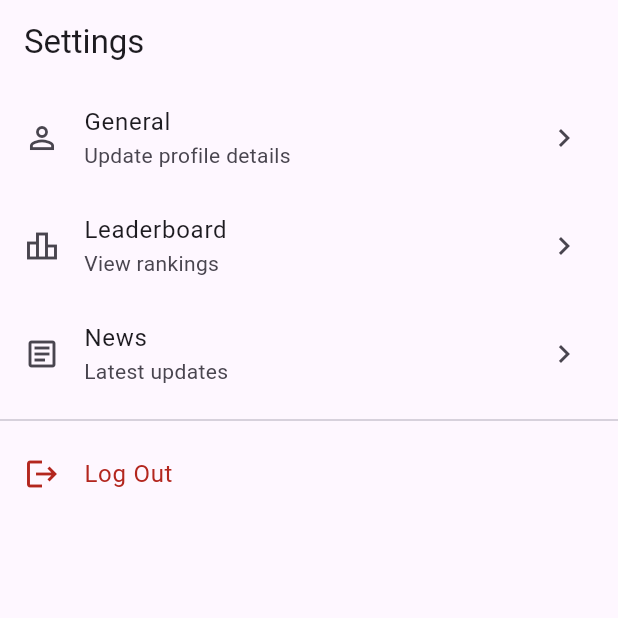
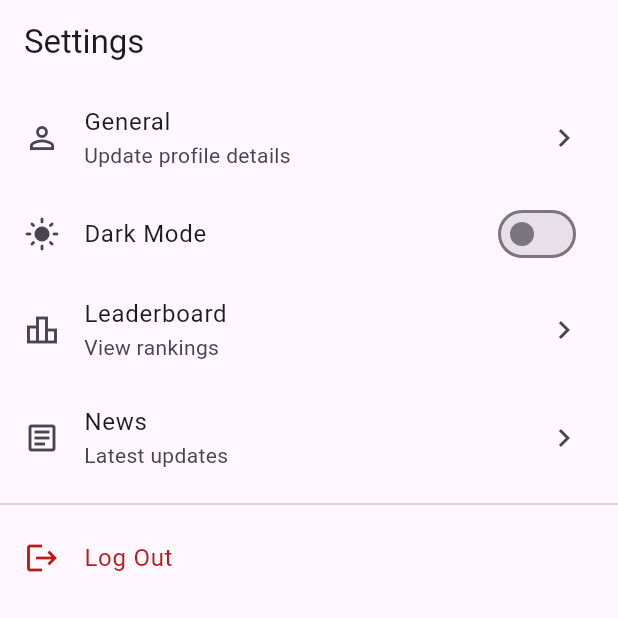
Before and after one commit to Uvilager/mvp-fe, a Flutter app: the SettingsScreen screen opened by its route, on a phone screen of 412 x 824 dp, the top half of it. Run offline on Flutter 3.47's test engine with Material 3 defaults, Android fonts, the phone set to English and light mode, and no system bars; our stand-ins replace dio, flutter_riverpod, flutter_secure_storage, freezed_annotation, go_router, riverpod_annotation and 1 more; accounts and stored records are empty; generated files the repository leaves out were written again.

Commit message:
feat: Implement theme management with dark mode toggle and persistence using shared preferences

```diff
--- /dev/null
+++ b/lib/core/theme/app_theme.dart
@@ -0,0 +1,27 @@
+import 'package:flutter/material.dart';
+
+class AppTheme {
+  static final ThemeData lightTheme = ThemeData(
+    brightness: Brightness.light,
+    primarySwatch: Colors.deepPurple, // Or use ColorScheme.fromSeed
+    colorScheme: ColorScheme.fromSeed(
+      seedColor: Colors.deepPurple,
+      brightness: Brightness.light,
+    ),
+    useMaterial3: true,
+    // Add other light theme customizations here
+  );
+
+  static final ThemeData darkTheme = ThemeData(
+    brightness: Brightness.dark,
+    primarySwatch: Colors.deepPurple, // Or use ColorScheme.fromSeed
+    colorScheme: ColorScheme.fromSeed(
+      seedColor: Colors.deepPurple,
+      brightness: Brightness.dark,
+    ),
+    useMaterial3: true,
+    // Add other dark theme customizations here
+    // Example: Different scaffold background color
+    // scaffoldBackgroundColor: Colors.grey[900],
+  );
+}
--- a/lib/features/settings/presentation/screens/settings_screen.dart
+++ b/lib/features/settings/presentation/screens/settings_screen.dart
@@ -1,12 +1,16 @@
 import 'package:flutter/material.dart';
 import 'package:flutter_riverpod/flutter_riverpod.dart';
 import 'package:go_router/go_router.dart'; // Import go_router
+import 'package:mvp_fe/core/providers/theme_provider.dart'; // Import theme provider
 
 class SettingsScreen extends ConsumerWidget {
   const SettingsScreen({super.key});
 
   @override
   Widget build(BuildContext context, WidgetRef ref) {
+    // Watch the theme provider state
+    final themeModeAsyncValue = ref.watch(themeNotifierProvider);
+
     return Scaffold(
       appBar: AppBar(title: const Text('Settings')),
       body: ListView(
@@ -21,6 +25,46 @@ class SettingsScreen extends ConsumerWidget {
               context.push('/settings/general');
             },
           ),
+          // --- Add Theme Toggle Switch ---
+          themeModeAsyncValue.when(
+            data: (currentMode) {
+              // Determine if dark mode is active (consider system setting)
+              bool isDarkMode;
+              if (currentMode == ThemeMode.system) {
+                // If system, check the platform brightness
+                isDarkMode =
+                    MediaQuery.platformBrightnessOf(context) == Brightness.dark;
+              } else {
+                // Otherwise, use the explicit setting
+                isDarkMode = currentMode == ThemeMode.dark;
+              }
+
+              return SwitchListTile(
+                title: const Text('Dark Mode'),
+                value: isDarkMode,
+                onChanged: (bool value) {
+                  // Toggle the theme explicitly between light and dark
+                  ref.read(themeNotifierProvider.notifier).toggleTheme();
+                },
+                secondary: Icon(
+                  isDarkMode ? Icons.dark_mode : Icons.light_mode,
+                ),
+              );
+            },
+            loading:
+                () => const ListTile(
+                  title: Text('Dark Mode'),
+                  leading: CircularProgressIndicator(),
+                ),
+            error: (err, stack) {
+              print('Error loading theme: $err');
+              return ListTile(
+                title: const Text('Dark Mode'),
+                subtitle: Text('Error loading theme: $err'),
+              );
+            },
+          ),
+          // --- End Theme Toggle Switch ---
           ListTile(
             leading: const Icon(Icons.leaderboard_outlined),
             title: const Text('Leaderboard'),
--- a/pubspec.yaml
+++ b/pubspec.yaml
@@ -42,6 +42,7 @@ dependencies:
   freezed_annotation: ^3.0.0
   intl: ^0.19.0 # Added for formatting
   json_annotation: ^4.9.0
+  shared_preferences: ^2.2.3 # Added for theme persistence
 
 dev_dependencies:
   flutter_test:
```
Also changed, not shown: lib/core/providers/theme_provider.dart (added, +62 -0 lines), lib/main.dart (+25 -8 lines), lib/core/providers/theme_provider.g.dart (added), lib/core/routes/app_router.g.dart, lib/features/projects/presentation/providers/project_provider.g.dart, pubspec.lock, 1 other file.
